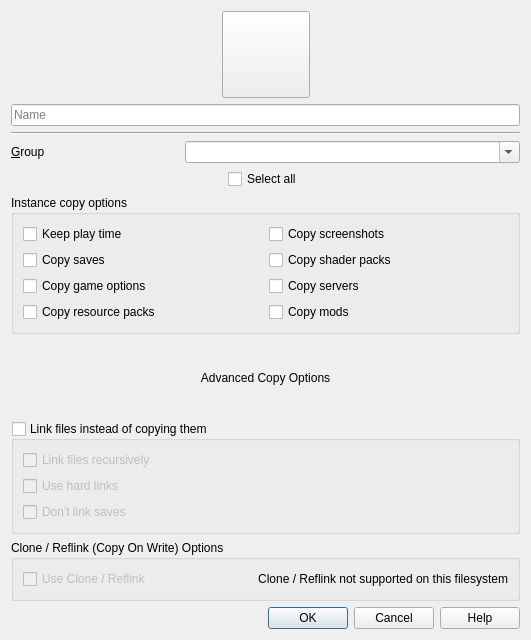
Before: the Qt Designer form launcher/ui/dialogs/CopyInstanceDialog.ui in FreesmTeam/FreesmLauncher, drawn with Qt 5.
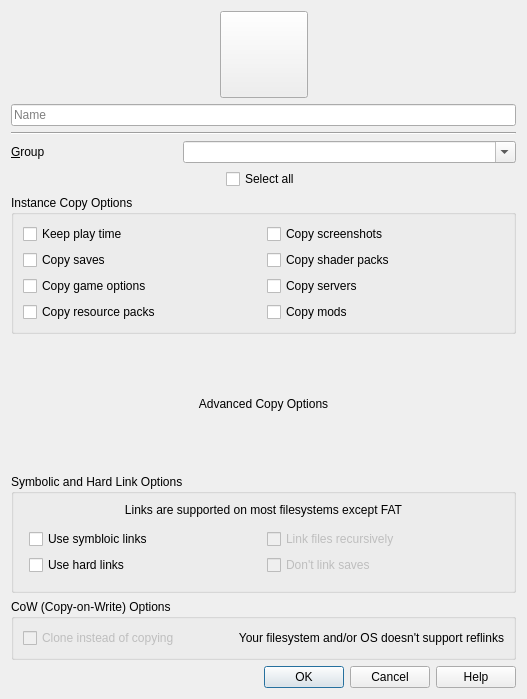
After: the same form once the commit is applied. Icons and pictures are not drawn.

Commit message: fix: cleanup UI, detect FAT and turn off links

Diff of the .ui file:
```diff
--- a/launcher/ui/dialogs/CopyInstanceDialog.ui
+++ b/launcher/ui/dialogs/CopyInstanceDialog.ui
@@ -9,8 +9,8 @@
    <rect>
     <x>0</x>
     <y>0</y>
-    <width>531</width>
-    <height>640</height>
+    <width>527</width>
+    <height>699</height>
    </rect>
   </property>
   <property name="windowTitle">
@@ -138,7 +138,7 @@
    <item>
     <widget class="QGroupBox" name="copyOptionsGroup">
      <property name="title">
-      <string>Instance copy options</string>
+      <string>Instance Copy Options</string>
      </property>
      <layout class="QGridLayout" name="copyOptionsLayout">
       <item row="6" column="1">
@@ -227,29 +227,46 @@
         <string>Use symbolic links instead of copying files.</string>
        </property>
        <property name="title">
-        <string>Link files instead of copying them</string>
+        <string>Symbolic and Hard Link Options</string>
        </property>
        <property name="flat">
         <bool>false</bool>
        </property>
        <property name="checkable">
-        <bool>true</bool>
+        <bool>false</bool>
        </property>
        <property name="checked">
         <bool>false</bool>
        </property>
        <layout class="QVBoxLayout" name="linkOptionsLayout">
         <item>
-         <widget class="QCheckBox" name="recursiveLinkCheckbox">
+         <widget class="QLabel" name="linkOptionsLabel">
           <property name="text">
-           <string>Link files recursively</string>
+           <string>Links are supported on most filesystems except FAT</string>
+          </property>
+          <property name="alignment">
+           <set>Qt::AlignCenter</set>
           </property>
          </widget>
         </item>
         <item>
+         <layout class="QGridLayout" name="linkOptionsGridLayout" rowstretch="0,0,0,0,0,0" columnstretch="0,0" rowminimumheight="0,0,0,0,0,0" columnminimumwidth="0,0">
+          <property name="leftMargin">
+           <number>6</number>
+          </property>
+          <property name="topMargin">
+           <number>6</number>
+          </property>
+          <property name="rightMargin">
+           <number>6</number>
+          </property>
+          <property name="bottomMargin">
+           <number>6</number>
+          </property>
+          <item row="3" column="0">
          <widget class="QCheckBox" name="hardLinksCheckbox">
           <property name="enabled">
-           <bool>false</bool>
+             <bool>true</bool>
           </property>
           <property name="toolTip">
            <string>Use hard links instead of symbolic links</string>
@@ -259,8 +276,21 @@
           </property>
          </widget>
         </item>
-        <item>
+          <item row="2" column="1">
+           <widget class="QCheckBox" name="recursiveLinkCheckbox">
+            <property name="enabled">
+             <bool>false</bool>
+            </property>
+            <property name="text">
+             <string>Link files recursively</string>
+            </property>
+           </widget>
+          </item>
+          <item row="3" column="1">
          <widget class="QCheckBox" name="dontLinkSavesCheckbox">
+            <property name="enabled">
+             <bool>false</bool>
+            </property>
           <property name="toolTip">
            <string>If &quot;copy saves&quot; is selected world save data will be copied instead of linked and thus not shared between instances.</string>
           </property>
@@ -272,13 +302,22 @@
           </property>
          </widget>
         </item>
+          <item row="2" column="0">
+           <widget class="QCheckBox" name="symbolicLinksCheckbox">
+            <property name="text">
+             <string>Use symbloic links</string>
+            </property>
+           </widget>
+          </item>
+         </layout>
+        </item>
        </layout>
       </widget>
      </item>
      <item>
       <widget class="QGroupBox" name="horizontalGroupBox">
        <property name="title">
-        <string>Clone / Reflink (Copy On Write) Options</string>
+        <string>CoW (Copy-on-Write) Options</string>
        </property>
        <layout class="QHBoxLayout" name="useCloneLayout">
         <item>
@@ -287,7 +326,7 @@
            <bool>false</bool>
           </property>
           <property name="text">
-           <string>Use Clone / Reflink</string>
+           <string>Clone instead of copying</string>
           </property>
          </widget>
         </item>
@@ -300,7 +339,7 @@
            </sizepolicy>
           </property>
           <property name="text">
-           <string>Clone / Reflink not supported on this filesystem</string>
+           <string>Your filesystem and/or OS doesn't support reflinks</string>
           </property>
           <property name="alignment">
            <set>Qt::AlignRight|Qt::AlignTrailing|Qt::AlignVCenter</set>
```
Left out of the diff: 12 changed lines with no effect on the pictures. Lines whose indentation alone changed are shown as unchanged. The commit also changes 8 other files.
